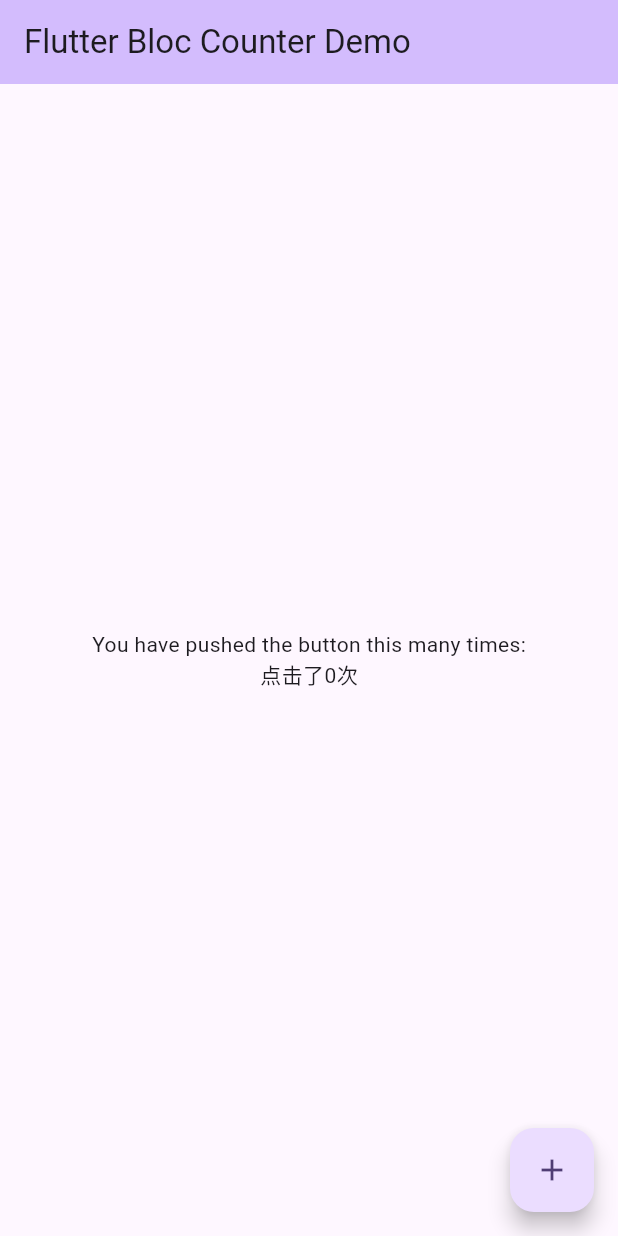
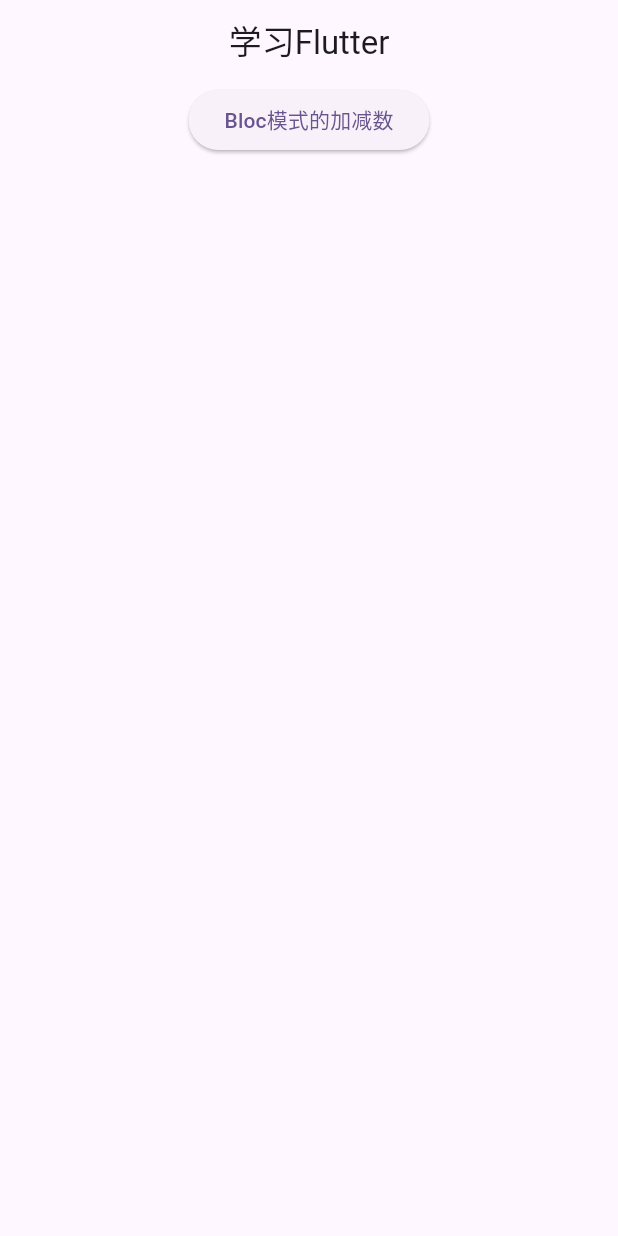
Before and after one commit to Soullose/flutter_state_manage_study, a Flutter app: the screen it shows after launch, on a phone screen of 412 x 824 dp. Run offline on Flutter 3.47's test engine with Material 3 defaults, Android fonts, the phone set to English and light mode, and no system bars; our stand-ins replace bloc, equatable, flutter_bloc, get_it, go_router, logger.

Commit message:
bloc调整

```diff
--- a/flutter_bloc/bloc_mode/lib/app.dart
+++ b/flutter_bloc/bloc_mode/lib/app.dart
@@ -0,0 +1,26 @@
+import 'package:flutter/material.dart';
+import 'package:go_router/go_router.dart';
+
+class AppPage extends StatelessWidget {
+  const AppPage({super.key});
+
+  @override
+  Widget build(BuildContext context) {
+    return Scaffold(
+      appBar: AppBar(
+        title: const Text('学习Flutter'),
+        centerTitle: true,
+      ),
+      body: Center(
+        child: Column(
+          children: [
+            ElevatedButton(
+              onPressed: () => context.go('/blocCount'),
+              child: const Text('Bloc模式的加减数'),
+            ),
+          ],
+        ),
+      ),
+    );
+  }
+}
--- a/flutter_bloc/bloc_mode/lib/counter/view/counter_page.dart
+++ b/flutter_bloc/bloc_mode/lib/counter/view/counter_page.dart
@@ -1,5 +1,6 @@
 import 'package:bloc_mode/counter/bloc/counter_bloc.dart';
 import 'package:bloc_mode/counter/view/counter_view.dart';
+import 'package:bloc_mode/di/injector.dart';
 import 'package:flutter/material.dart';
 import 'package:flutter_bloc/flutter_bloc.dart';
 
@@ -9,7 +10,7 @@ class CounterPage extends StatelessWidget {
   @override
   Widget build(BuildContext context) {
     return BlocProvider(
-      create: (_) => CounterBloc(),
+      create: (_) => injector<CounterBloc>(),
       child: const CounterView(),
     );
   }
--- a/flutter_bloc/bloc_mode/lib/main.dart
+++ b/flutter_bloc/bloc_mode/lib/main.dart
@@ -1,7 +1,9 @@
-import 'package:bloc_mode/counter/view/counter_page.dart';
+import 'package:bloc_mode/di/injector.dart';
+import 'package:bloc_mode/router/app_router.dart';
 import 'package:flutter/material.dart';
 
-void main() {
+void main() async {
+  await initDependencies();
   runApp(const MyApp());
 }
 
@@ -11,13 +13,11 @@ class MyApp extends StatelessWidget {
   // This widget is the root of your application.
   @override
   Widget build(BuildContext context) {
-    return MaterialApp(
-      title: 'Flutter Demo',
+    return MaterialApp.router(
+      routerConfig: AppRouter.router,
       theme: ThemeData(
         colorScheme: ColorScheme.fromSeed(seedColor: Colors.deepPurple),
-        useMaterial3: true,
       ),
-      home: const CounterPage(),
     );
   }
 }
```
Also changed, not shown: flutter_bloc/bloc_mode/lib/counter/cubit/counter_cubit.dart (added, +8 -0 lines), flutter_bloc/bloc_mode/lib/counter/cubit/counter_state.dart (added, +11 -0 lines).
